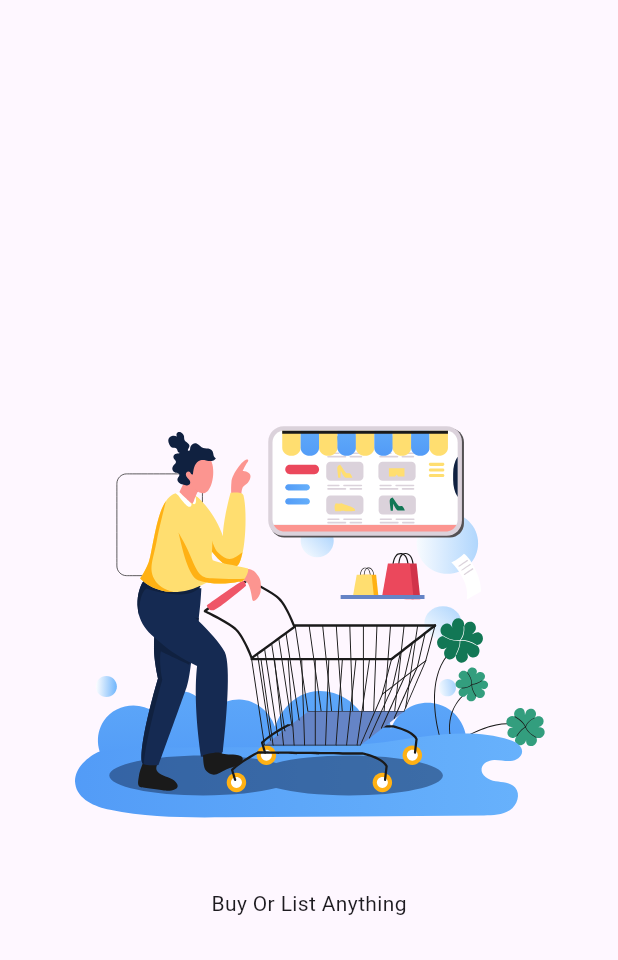
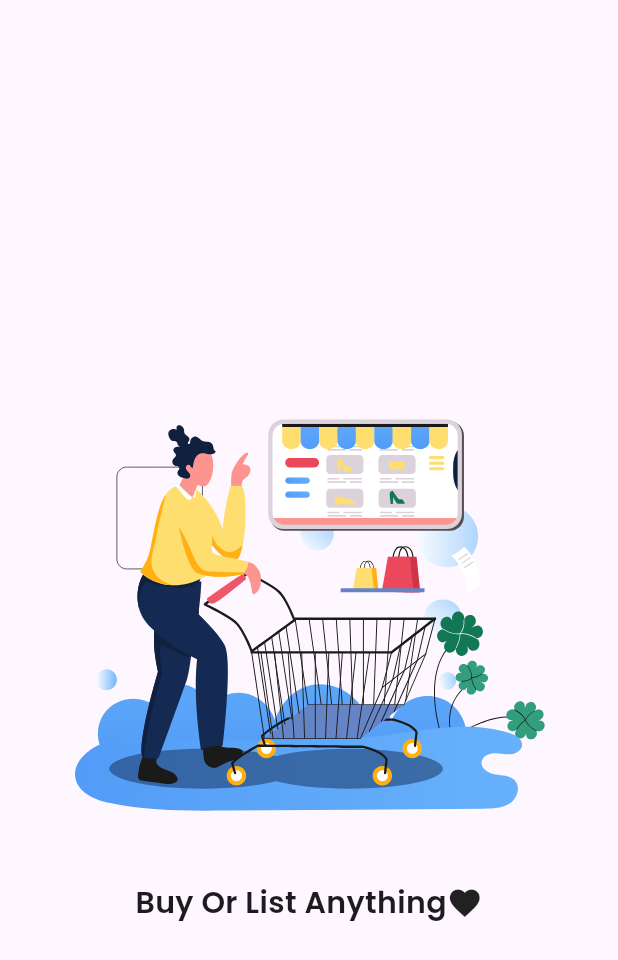
Before and after one commit to manishpauldotdev/bolapp, a Flutter app: the screen it shows after launch, on a phone screen of 412 x 824 dp. Shown: the top 960 px of the screen. Run offline on Flutter 3.47's test engine with Material 3 defaults, Android fonts, the phone set to English and light mode, and no system bars; our stand-ins replace google_fonts, lottie.

Commit message:
added google fonts

```diff
--- /dev/null
+++ b/lib/core/styles/app_text_style.dart
@@ -0,0 +1,15 @@
+import 'package:flutter/material.dart';
+import 'package:google_fonts/google_fonts.dart';
+
+class AppTextStyle {
+  AppTextStyle._();
+
+  static TextStyle textStylePoppins = GoogleFonts.poppins();
+  static TextStyle textStylePoppinsLight = GoogleFonts.poppins(fontWeight: FontWeight.w300);
+  static TextStyle textStylePoppinsRegular = GoogleFonts.poppins(fontWeight: FontWeight.w400);
+  static TextStyle textStylePoppinsMedium = GoogleFonts.poppins(fontWeight: FontWeight.w500);
+  static TextStyle textStylePoppinsSemiBold = GoogleFonts.poppins(fontWeight: FontWeight.w600);
+  static TextStyle textStylePoppinsBold = GoogleFonts.poppins(fontWeight: FontWeight.w700);
+  static TextStyle textStylePoppinsSemiExtraBold = GoogleFonts.poppins(fontWeight: FontWeight.w800);
+  static TextStyle textStylePoppinsExtraBold = GoogleFonts.poppins(fontWeight: FontWeight.w900);
+}
--- a/lib/features/splash/splash_page.dart
+++ b/lib/features/splash/splash_page.dart
@@ -1,4 +1,5 @@
 import 'package:bolapp/core/assets/assets.dart';
+import 'package:bolapp/core/styles/app_text_style.dart';
 import 'package:bolapp/features/home/home_page.dart';
 import 'package:flutter/material.dart';
 import 'package:lottie/lottie.dart';
@@ -25,7 +26,21 @@ class _SplashPageState extends State<SplashPage> {
           mainAxisSize: MainAxisSize.min,
           children: [
             Lottie.asset(Assets.womanShoppingAnimation, width: 380),
-            Text('Buy Or List Anything'),
+            Row(
+              mainAxisAlignment: MainAxisAlignment.center,
+              children: [
+                Text(
+                  'Buy Or List Anything',
+                  style: AppTextStyle.textStylePoppinsSemiBold.copyWith(fontSize: 20),
+                ),
+                Transform.flip(
+                  flipX: true,
+                  child: Icon(
+                    Icons.favorite,
+                  ),
+                )
+              ],
+            ),
           ],
         ),
       ),
--- a/lib/main.dart
+++ b/lib/main.dart
@@ -2,6 +2,7 @@ import 'package:bolapp/features/splash/splash_page.dart';
 import 'package:flutter/material.dart';
 
 void main() {
+  WidgetsFlutterBinding.ensureInitialized();
   runApp(const MainApp());
 }
 
--- a/pubspec.yaml
+++ b/pubspec.yaml
@@ -10,6 +10,7 @@ dependencies:
   flutter:
     sdk: flutter
   flutter_native_splash: ^2.4.4
+  google_fonts: ^6.2.1
   lottie: ^3.3.1
 
 dev_dependencies:
```
